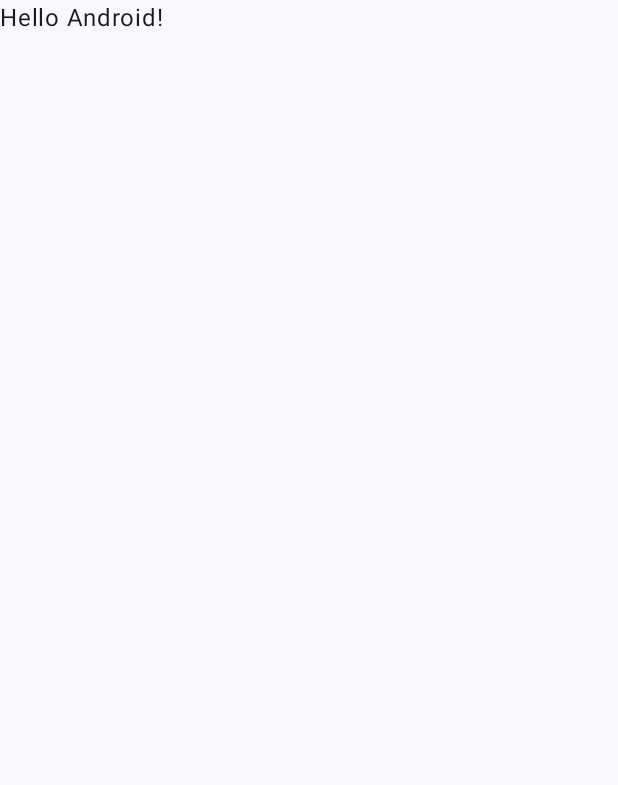
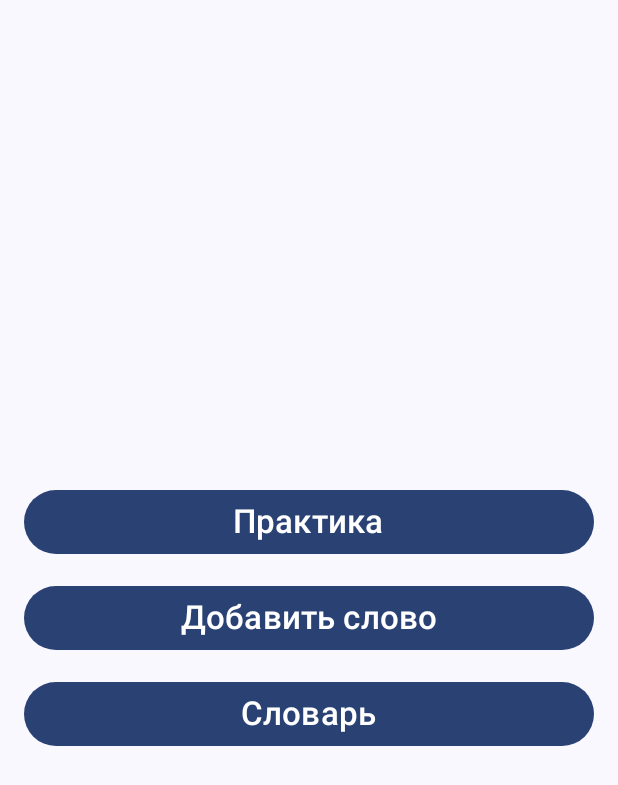
Before and after one commit to SergeiKrainyukov/MyFavoriteDictionary, an Android app built with Jetpack Compose: the screen it shows after launch (MainActivity), on a phone screen of 412 x 824 dp. Before the commit the part shown is almost empty. Shown: the top 785 px of the screen. Run offline under Robolectric (Android 15) with nearby library versions, the phone set to English and light mode, and no system bars.

Commit message:
Создал базовые экраны

```diff
--- a/app/src/main/java/com/sergeikrainyukov/myfavoritedictionary/MainActivity.kt
+++ b/app/src/main/java/com/sergeikrainyukov/myfavoritedictionary/MainActivity.kt
@@ -6,10 +6,15 @@ import androidx.activity.compose.setContent
 import androidx.compose.foundation.layout.fillMaxSize
 import androidx.compose.material3.MaterialTheme
 import androidx.compose.material3.Surface
-import androidx.compose.material3.Text
 import androidx.compose.runtime.Composable
 import androidx.compose.ui.Modifier
-import androidx.compose.ui.tooling.preview.Preview
+import androidx.navigation.compose.NavHost
+import androidx.navigation.compose.composable
+import androidx.navigation.compose.rememberNavController
+import com.sergeikrainyukov.myfavoritedictionary.screens.AddWordScreen
+import com.sergeikrainyukov.myfavoritedictionary.screens.DictionaryScreen
+import com.sergeikrainyukov.myfavoritedictionary.screens.MenuScreen
+import com.sergeikrainyukov.myfavoritedictionary.screens.PracticeScreen
 import com.sergeikrainyukov.myfavoritedictionary.ui.theme.MyFavoriteDictionaryTheme
 
 class MainActivity : ComponentActivity() {
@@ -22,7 +27,7 @@ class MainActivity : ComponentActivity() {
                     modifier = Modifier.fillMaxSize(),
                     color = MaterialTheme.colorScheme.background
                 ) {
-                    Greeting("Android")
+                    App()
                 }
             }
         }
@@ -30,17 +35,12 @@ class MainActivity : ComponentActivity() {
 }
 
 @Composable
-fun Greeting(name: String, modifier: Modifier = Modifier) {
-    Text(
-        text = "Hello $name!",
-        modifier = modifier
-    )
-}
-
-@Preview(showBackground = true)
-@Composable
-fun GreetingPreview() {
-    MyFavoriteDictionaryTheme {
-        Greeting("Android")
+fun App() {
+    val navController = rememberNavController()
+    NavHost(navController = navController, startDestination = "main") {
+        composable("main") { MenuScreen(navController) }
+        composable("add_word") { AddWordScreen() }
+        composable("practice") { PracticeScreen() }
+        composable("dictionary") { DictionaryScreen() }
     }
 }
--- /dev/null
+++ b/app/src/main/java/com/sergeikrainyukov/myfavoritedictionary/screens/MenuScreen.kt
@@ -0,0 +1,65 @@
+package com.sergeikrainyukov.myfavoritedictionary.screens
+
+import androidx.compose.foundation.layout.Arrangement
+import androidx.compose.foundation.layout.Box
+import androidx.compose.foundation.layout.Column
+import androidx.compose.foundation.layout.fillMaxSize
+import androidx.compose.foundation.layout.fillMaxWidth
+import androidx.compose.foundation.layout.padding
+import androidx.compose.material3.Button
+import androidx.compose.material3.Text
+import androidx.compose.runtime.Composable
+import androidx.compose.ui.Alignment
+import androidx.compose.ui.Modifier
+import androidx.compose.ui.tooling.preview.Preview
+import androidx.compose.ui.unit.dp
+import androidx.compose.ui.unit.sp
+import androidx.navigation.NavController
+import androidx.navigation.compose.rememberNavController
+import com.sergeikrainyukov.myfavoritedictionary.ui.theme.MyFavoriteDictionaryTheme
+
+@Composable
+fun MenuScreen(navController: NavController) {
+    Box(
+        modifier = Modifier.fillMaxSize(),
+        contentAlignment = Alignment.Center
+    ) {
+        Column(
+            horizontalAlignment = Alignment.CenterHorizontally,
+            verticalArrangement = Arrangement.spacedBy(16.dp)
+        ) {
+            val buttonModifier = Modifier
+                .fillMaxWidth()
+                .padding(horizontal = 16.dp)
+
+            Button(
+                onClick = { navController.navigate("practice") },
+                modifier = buttonModifier
+            ) {
+                Text("Практика", fontSize = 22.sp)
+            }
+
+            Button(
+                onClick = { navController.navigate("add_word") },
+                modifier = buttonModifier
+            ) {
+                Text("Добавить слово", fontSize = 22.sp)
+            }
+
+            Button(
+                onClick = { navController.navigate("dictionary") },
+                modifier = buttonModifier
+            ) {
+                Text("Словарь", fontSize = 22.sp)
+            }
+        }
+    }
+}
+
+@Preview(showBackground = true)
+@Composable
+fun MenuScreenPreview() {
+    MyFavoriteDictionaryTheme {
+        MenuScreen(navController = rememberNavController())
+    }
+}
```
Also changed, not shown: app/build.gradle.kts (+5 -3 lines), app/src/main/java/com/sergeikrainyukov/myfavoritedictionary/screens/AddWordScreen.kt (added, +15 -0 lines), app/src/main/java/com/sergeikrainyukov/myfavoritedictionary/screens/DictionaryScreen.kt (added, +15 -0 lines), app/src/main/java/com/sergeikrainyukov/myfavoritedictionary/screens/PracticeScreen.kt (added, +15 -0 lines).
